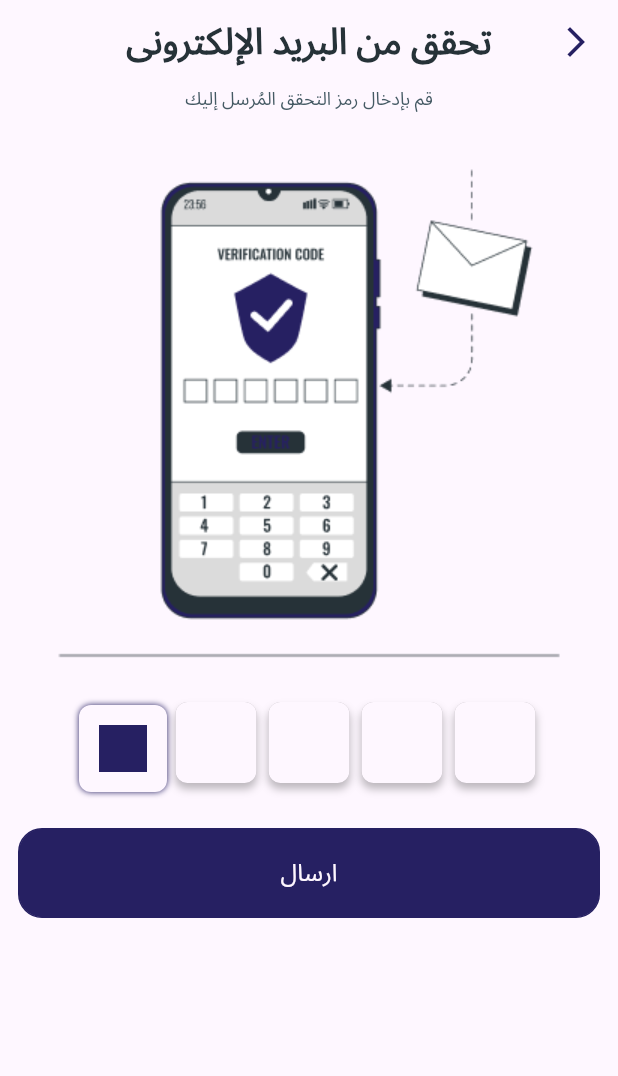
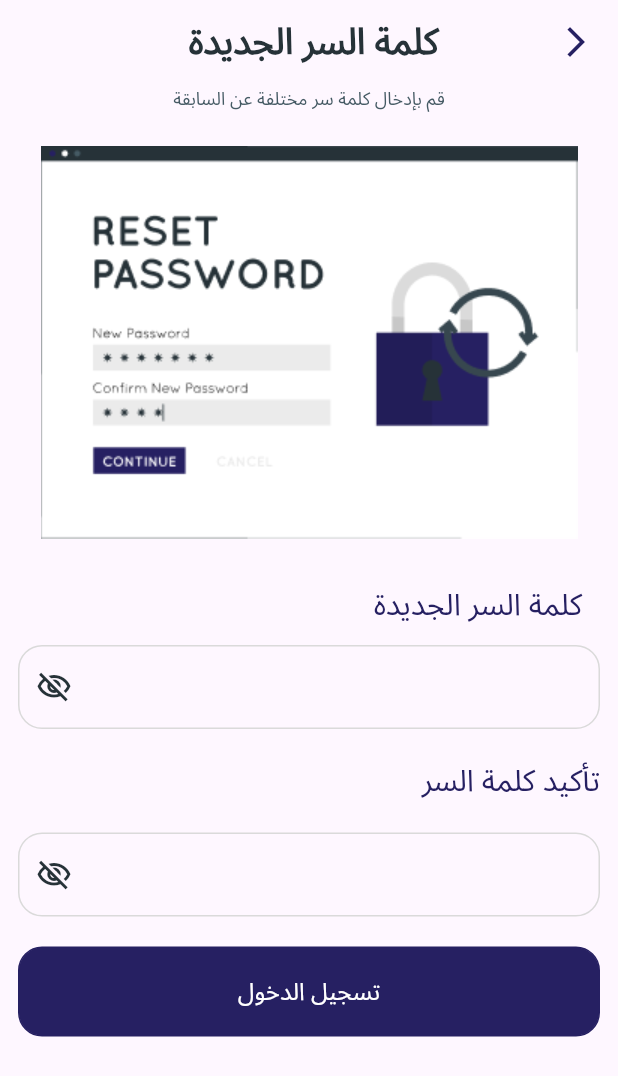
Before and after one commit to mahmoudhatems/Galies-App, a Flutter app: the VerifyEmail screen opened by its route, after a tap on "ارسال", on a phone screen of 412 x 824 dp. Shown: the top 1076 px of the screen. Run offline on Flutter 3.47's test engine with Material 3 defaults, Android fonts, the light colour scheme and no system bars; drawn by our look-alikes of pinput.

Commit message:
1st Task

```diff
--- a/lib/constants.dart
+++ b/lib/constants.dart
@@ -7,7 +7,7 @@ import 'package:flutter/material.dart';
  const secondaryColor=Color(0xff263238);
   const hintTextColor=Color(0xff455A64);
   const ternaryColor=Color(0xffDADADA);
-  const backColor=Color(0xffFEF7FF);
+  const backColor=Color(0xffFFFFFF);
   const txtsecondarycolor=Color(0xff000000);
   const bordarcolorwhite=Color(0xffDADADA);
  const String fontFamily="Noto Sans Arabic";
--- a/lib/screens/register.dart
+++ b/lib/screens/register.dart
@@ -102,7 +102,9 @@ class RegisterPage extends StatelessWidget {
                 height: 20,
               ),
               CoustomButton(
-                  onTap: () {},
+                  onTap: () {
+                    Navigator.pushNamed(context, "HomeScreen");
+                  },
                   text: "انشاء حساب",
                   textColor: backColor,
                   buttonBorderColor: primaryColor,
--- /dev/null
+++ b/lib/screens/reset_password.dart
@@ -0,0 +1,116 @@
+import 'package:flutter/material.dart';
+import 'package:galies/constants.dart';
+import 'package:galies/widgets/Coustom_password_text.dart';
+import 'package:galies/widgets/coustom_text_field.dart';
+import 'package:galies/widgets/custom_button.dart';
+
+class ResetPassword extends StatelessWidget {
+  const ResetPassword({super.key});
+
+  @override
+  Widget build(BuildContext context) {
+    return Directionality(
+      textDirection: TextDirection.rtl,
+      child: Scaffold(
+        appBar: AppBar(
+          leading: IconButton(
+              onPressed: () {
+                Navigator.pop(context);
+              },
+              icon: const Icon(
+                Icons.arrow_back_ios_new,
+                color: primaryColor,
+              )),
+          title:  const Text("كلمة السر الجديدة ",
+              style: TextStyle(
+                  color: secondaryColor,
+                  fontSize: 24,
+                  fontWeight: FontWeight.bold,
+                  fontFamily: 'Noto Sans Arabic')),
+          centerTitle: true,
+        ),
+        body: Padding(
+          padding: const EdgeInsets.symmetric(vertical: 2, horizontal: 12),
+          child: ListView(
+            children: [
+              const Padding(
+                padding:
+                    EdgeInsets.only(top: 0, left: 10, right: 10, bottom: 10),
+                child: Row(mainAxisAlignment:MainAxisAlignment.center,
+                  children: [
+                    Center(
+                      child: Text(
+                          "قم بإدخال كلمة سر مختلفة عن السابقة",
+                          style: TextStyle(
+                              color: hintTextColor,
+                              fontSize: 12,
+                              fontFamily: 'Noto Sans Arabic')),
+                    ),
+                  ],
+                ),
+              ),
+               Padding(
+                padding: const EdgeInsets.all(12),
+                child: Column(  mainAxisAlignment: MainAxisAlignment.center,
+                  children: [
+                  Image.asset("assets/images/freepik--Window--inject-65.png"),
+                  SizedBox(
+                    height:30,
+                  ),
+                    const Row(
+                      children: [
+                        Text("كلمة السر الجديدة",
+                            style: TextStyle(
+                                color: primaryColor,
+                                fontSize: 20,
+                                fontWeight: FontWeight.w500,
+                                fontFamily: 'Noto Sans Arabic'))
+                      ],
+                    ),
+                  ],
+                ),
+              ),
+              CustomPassTextField(
+                mycontroller: TextEditingController(),
+              ),
+              const SizedBox(
+                height: 20,
+              ),
+               const Row(
+                      children: [
+                        Text("تأكيد كلمة السر",
+                            style: TextStyle(
+                                color: primaryColor,
+                                fontSize: 20,
+                                fontWeight: FontWeight.w500,
+                                fontFamily: 'Noto Sans Arabic'))
+                      ],
+                    ),
+                    const SizedBox(
+                height: 20,
+              ),
+                     CustomPassTextField(
+                mycontroller: TextEditingController(),
+              ),const SizedBox(
+                height: 20,
+              ),
+              CoustomButton(
+                  onTap: () {
+                    Navigator.pushNamed(context, "LoginPage");
+                  },
+                  text: "تسجيل الدخول",
+                  textColor: backColor,
+                  buttonBorderColor: primaryColor,
+                  buttonColor: primaryColor,
+                  fontFamily: 'Noto Sans Arabic'),
+              const SizedBox(
+                height: 20,
+              ),
+
+            ],
+          ),
+        ),
+      ),
+    );
+  }
+}
--- a/lib/screens/verify_email_page.dart
+++ b/lib/screens/verify_email_page.dart
@@ -4,7 +4,7 @@ import 'package:pinput/pinput.dart';
 import '../constants.dart';
 
 class VerifyEmail extends StatelessWidget {
-   VerifyEmail({super.key});
+  VerifyEmail({super.key});
 
   final defualtPinTheme = PinTheme(
       width: 54,
@@ -121,7 +121,9 @@ class VerifyEmail extends StatelessWidget {
                 height: 30,
               ),
               CoustomButton(
-                  onTap: () {},
+                  onTap: () {
+                    Navigator.pushNamed(context, "ResetPassword");
+                  },
                   text: "ارسال",
                   textColor: backColor,
                   buttonBorderColor: primaryColor,
--- a/pubspec.yaml
+++ b/pubspec.yaml
@@ -64,7 +64,6 @@ flutter:
   assets:
     - assets/images/splash/splashimg.png
     - assets/images/Audiobook-pana 1.png
-    - assets/images/Audiobook-pana 1.svg
     - assets/images/
   # An image asset can refer to one or more resolution-specific "variants", see
   # https://flutter.dev/assets-and-images/#resolution-aware
```
Also changed, not shown: lib/main.dart (+6 -1 lines), lib/screens/home.dart (+8 -2 lines), lib/screens/login_page.dart (+7 -5 lines), lib/screens/onboarding.dart (+5 -5 lines), assets/images/Audiobook-pana 1.svg (deleted).
